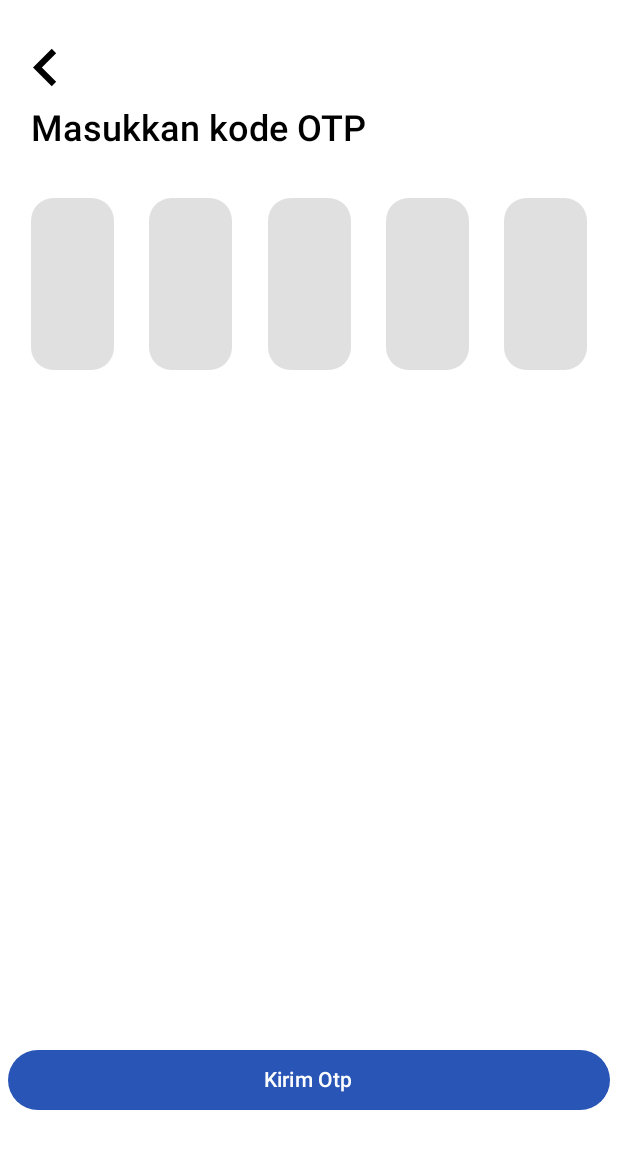
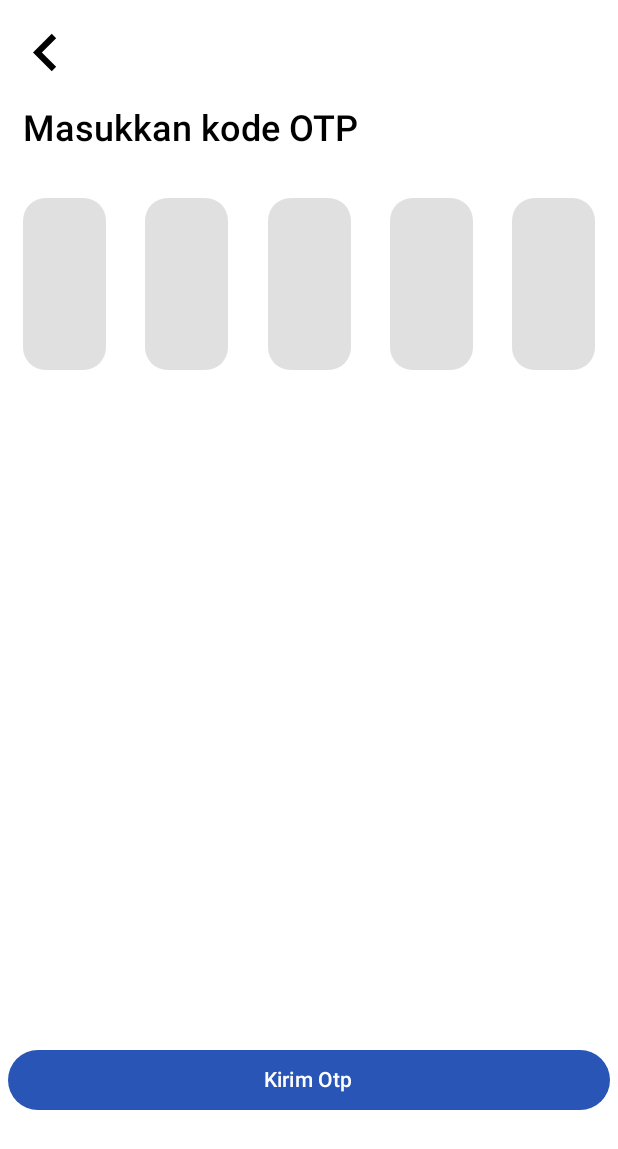
Before and after one commit to saputraRA11/mobile-parking, an Android app built with Jetpack Compose: the @Preview function ValidationPreview, on a phone screen of 412 x 824 dp. Shown: the top 1149 px of the screen. Run offline under Robolectric (Android 15) with nearby library versions, the phone set to English and light mode, and no system bars.

Commit message:
fixing: fix padding in parent of screen

```diff
--- a/app/src/main/java/com/example/parking/ui/screen/validation/ValidationScreen.kt
+++ b/app/src/main/java/com/example/parking/ui/screen/validation/ValidationScreen.kt
@@ -35,7 +35,9 @@ fun ValidationScreen(){
     Scaffold (
         topBar = {
             Row (
-                modifier = Modifier.fillMaxWidth(),
+                modifier = Modifier
+                    .padding(horizontal = 5.dp, vertical = 10.dp)
+                    .fillMaxWidth(),
                 horizontalArrangement = Arrangement.SpaceBetween
             ){
                 CustomIcon(
@@ -48,7 +50,9 @@ fun ValidationScreen(){
         },
         bottomBar = {
             Column(
-                modifier = Modifier.fillMaxWidth()
+                modifier = Modifier
+                    .padding(horizontal = 5.dp, vertical = 80.dp)
+                    .fillMaxWidth()
             ) {
                 ButtonCircle(
                     modifier = Modifier.fillMaxWidth(),
@@ -60,7 +64,6 @@ fun ValidationScreen(){
         },
         modifier = Modifier
             .fillMaxSize()
-            .padding(start = 5.dp, end = 5.dp, top = 20.dp, bottom = 80.dp)
     ) {
             innerPadding ->
         Column(
```
Also changed, not shown: app/src/main/java/com/example/parking/ui/screen/login/LoginScreen.kt (+6 -3 lines), app/src/main/java/com/example/parking/ui/screen/onboarding/OnboardingScreen.kt (+10 -3 lines), app/src/main/java/com/example/parking/ui/screen/register/RegisterScreen.kt (+6 -3 lines).
